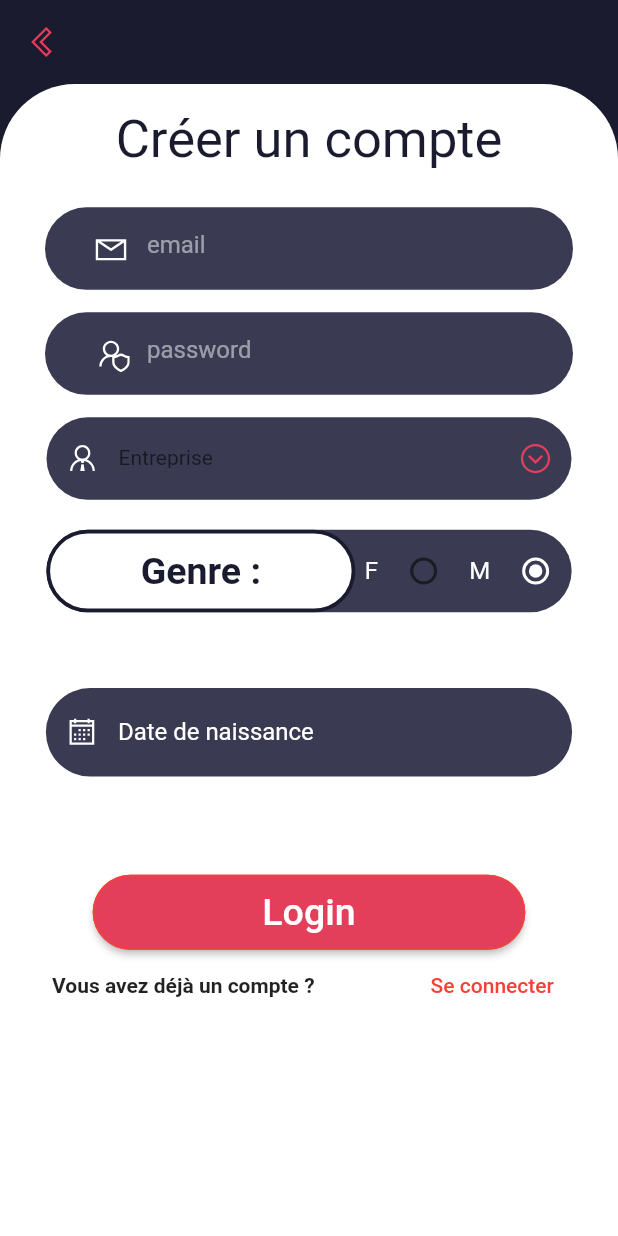
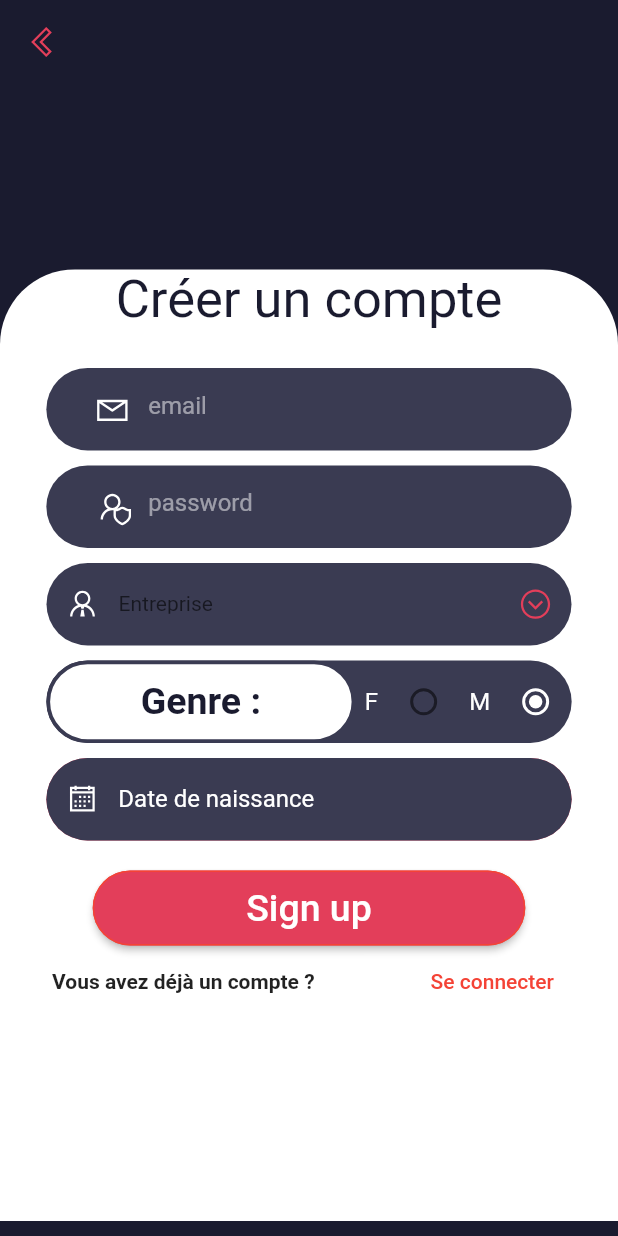
Before and after one commit to c3k4ah/Hermes, a Flutter app: the InscriptPage screen opened by its route, on a phone screen of 412 x 824 dp. Run offline on Flutter 3.47's test engine with Material 2 defaults, Android fonts, the phone set to English and light mode, and no system bars; our stand-ins replace flutter_custom_clippers, flutter_svg, get, google_nav_bar, line_icons, rounded_loading_button.

Commit message:
inscription done 90%

```diff
--- a/lib/views/inscription.dart
+++ b/lib/views/inscription.dart
@@ -62,16 +62,11 @@ class _InscriptPageState extends State<InscriptPage> {
       ),
       body: SingleChildScrollView(
         child: Column(
+          mainAxisAlignment: MainAxisAlignment.end,
           children: [
-            /*Positioned(
-              top: Get.height * .1,
-              child: Center(
-                child: Text(
-                  "SIGN UP",
-                  style: TextStyle(fontSize: 45, color: white),
-                ),
-              ),
-            ),*/
+            Container(
+              height: Get.height * .15,
+            ),
             Container(
                 decoration: BoxDecoration(
                     color: white,
@@ -79,13 +74,10 @@ class _InscriptPageState extends State<InscriptPage> {
                       topLeft: Radius.circular(50),
                       topRight: Radius.circular(50),
                     )),
-                height: Get.height,
+                height: Get.height * .77,
                 width: Get.width,
                 child: Column(
                   children: [
-                    SizedBox(
-                      height: Get.height * .02,
-                    ),
                     Center(
                       child: Text(
                         "Créer un compte",
@@ -100,9 +92,11 @@ class _InscriptPageState extends State<InscriptPage> {
                     ),
                     Container(
                       alignment: Alignment.center,
-                      margin: EdgeInsets.symmetric(horizontal: 30.0),
+                      margin:
+                          EdgeInsets.only(left: 11.0, right: 11.0, bottom: 10),
                       padding: EdgeInsets.symmetric(horizontal: 20.0),
                       height: 55,
+                      width: Get.width * .85,
                       decoration: BoxDecoration(
                         color: darkSecond,
                         borderRadius: BorderRadius.circular(50),
@@ -131,14 +125,13 @@ class _InscriptPageState extends State<InscriptPage> {
                         ],
                       ),
                     ),
-                    SizedBox(
-                      height: 15,
-                    ),
                     Container(
                       alignment: Alignment.center,
-                      margin: EdgeInsets.symmetric(horizontal: 30.0),
+                      margin:
+                          EdgeInsets.only(left: 11.0, right: 11.0, bottom: 10),
                       padding: EdgeInsets.symmetric(horizontal: 20.0),
                       height: 55,
+                      width: Get.width * .85,
                       decoration: BoxDecoration(
                         color: darkSecond,
                         borderRadius: BorderRadius.circular(50),
@@ -169,8 +162,8 @@ class _InscriptPageState extends State<InscriptPage> {
                     ),
                     Container(
                         alignment: Alignment.center,
-                        margin: EdgeInsets.symmetric(
-                            horizontal: 11.0, vertical: 15),
+                        margin: EdgeInsets.only(
+                            left: 11.0, right: 11.0, bottom: 10),
                         padding: EdgeInsets.symmetric(horizontal: 20.0),
                         height: 55,
                         width: Get.width,
@@ -208,7 +201,7 @@ class _InscriptPageState extends State<InscriptPage> {
                         )),
                     Container(
                       margin:
-                          EdgeInsets.symmetric(horizontal: 11.0, vertical: 5),
+                          EdgeInsets.only(left: 11.0, right: 11.0, bottom: 10),
                       height: 55,
                       width: Get.width * .85,
                       decoration: BoxDecoration(
@@ -222,7 +215,7 @@ class _InscriptPageState extends State<InscriptPage> {
                             height: 55,
                             width: Get.width * .5,
                             decoration: BoxDecoration(
-                              border: Border.all(color: dark, width: 2.5),
+                              border: Border.all(color: darkSecond, width: 2.5),
                               color: white,
                               borderRadius: BorderRadius.circular(50),
                             ),
@@ -266,11 +259,20 @@ class _InscriptPageState extends State<InscriptPage> {
                       ),
                     ),
                     Container(
-                        padding: EdgeInsets.all(10),
-                        height: 150,
-                        width: Get.width * .9,
-                        child: Center(
-                            child: TextField(
+                        alignment: Alignment.center,
+                        margin: EdgeInsets.only(
+                          left: 11.0,
+                          right: 11.0, /* bottom: 10*/
+                        ),
+                        //padding: EdgeInsets.symmetric(horizontal: 15.0),
+                        decoration: BoxDecoration(
+                          color: redBlood,
+                          borderRadius: BorderRadius.circular(50),
+                        ),
+                        //padding: EdgeInsets.all(10),
+                        height: 55,
+                        width: Get.width * .85,
+                        child: TextField(
                           controller:
                               dateinput, //editing controller of this TextField
                           decoration: InputDecoration(
@@ -319,7 +321,7 @@ class _InscriptPageState extends State<InscriptPage> {
                               print("Date is not selected");
                             }
                           },
-                        ))),
+                        )),
                     SizedBox(
                       height: 20,
                     ),
@@ -328,7 +330,7 @@ class _InscriptPageState extends State<InscriptPage> {
                       minWidth: Get.width * .7,
                       textColor: white,
                       child: Text(
-                        "Login",
+                        "Sign up",
                         style: TextStyle(fontSize: 25),
                       ),
                       splashColor: dark,
```
